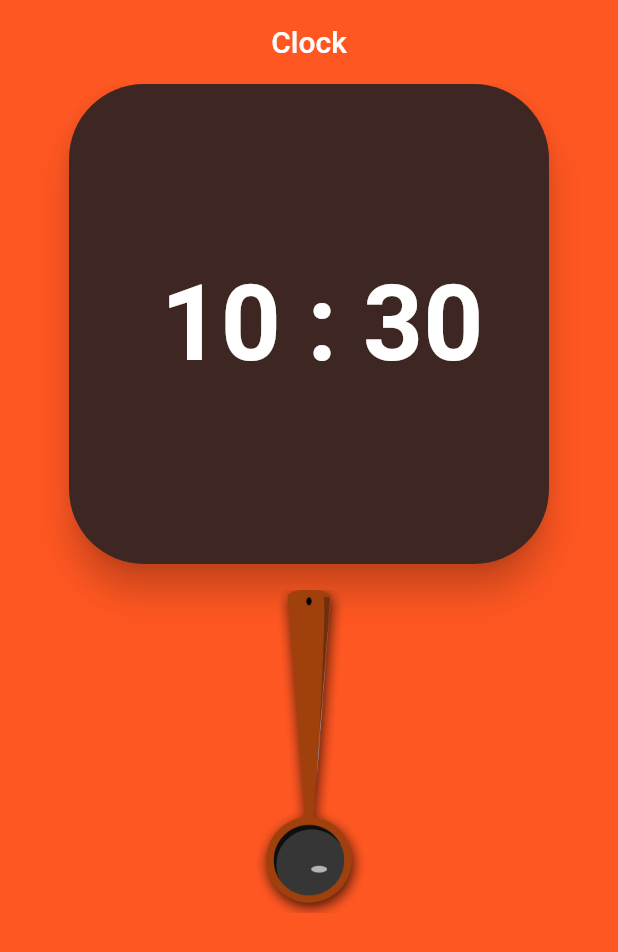
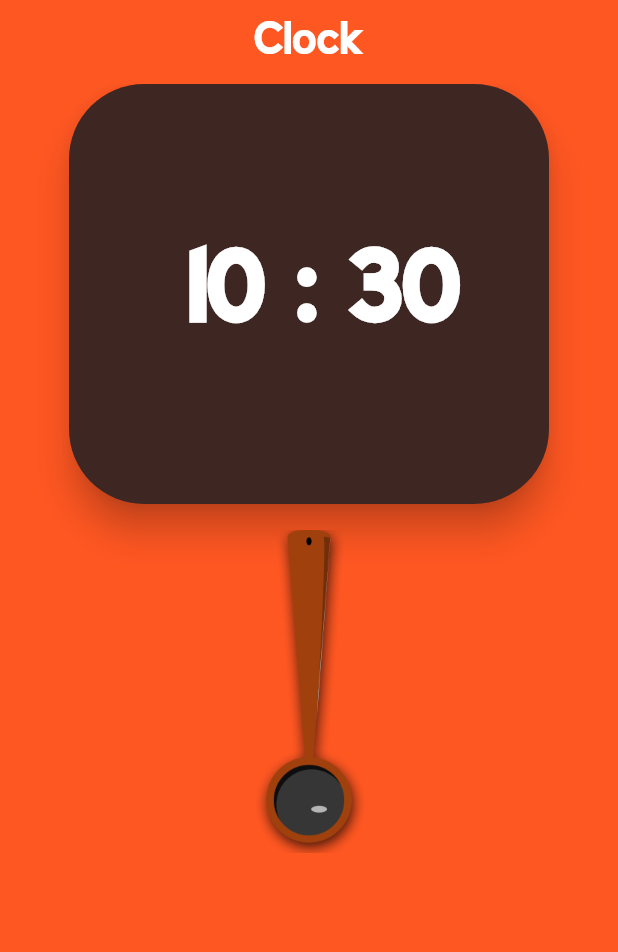
Before and after one commit to tianna1121/flutter_animation_clock, a Flutter app: the screen it shows after launch, on a phone screen of 412 x 824 dp. Shown: the top 952 px of the screen. Run offline on Flutter 3.47's test engine with Material 2 defaults, Android fonts, the phone set to English and light mode, and no system bars.

Commit message:
add berlin fonts to ThemeData

```diff
--- a/lib/main.dart
+++ b/lib/main.dart
@@ -3,6 +3,7 @@ import 'package:flutter/material.dart';
 void main() => runApp(MaterialApp(
       title: "My Clock",
       home: HomeScreen(),
+      theme: ThemeData(fontFamily: 'Berlin'),
     ));
 
 class HomeScreen extends StatefulWidget {
@@ -49,6 +50,7 @@ class _HomeScreenState extends State<HomeScreen>
         title: Center(
           child: Text(
             "Clock",
+            style: TextStyle(fontSize: 32.0),
           ),
         ),
         backgroundColor: Colors.deepOrange,
@@ -67,7 +69,7 @@ class _HomeScreenState extends State<HomeScreen>
                 color: Colors.brown.shade900,
                 child: Container(
                   width: 320,
-                  height: 320,
+                  height: 280,
                   child: Center(
                     child: Text(
                       _currentTime(),
```
Also changed, not shown: pubspec.yaml (+14 -14 lines), assets/fonts/berlin_x_bold.ttf (added).
